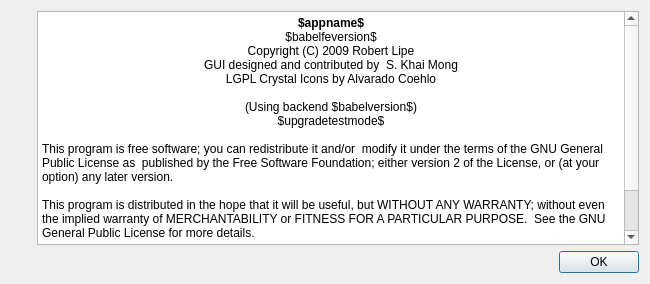
Qt form gpsbabel/gui/aboutui.ui (GPSBabel/gpsbabel) before a commit.
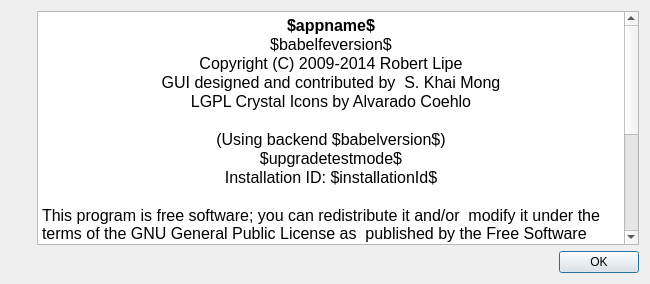
The same form after that commit. Icons and pictures are not drawn.

```diff
--- a/gpsbabel/gui/aboutui.ui
+++ b/gpsbabel/gui/aboutui.ui
@@ -75,21 +75,22 @@
 &lt;html&gt;&lt;head&gt;&lt;meta name=&quot;qrichtext&quot; content=&quot;1&quot; /&gt;&lt;style type=&quot;text/css&quot;&gt;
 p, li { white-space: pre-wrap; }
 &lt;/style&gt;&lt;/head&gt;&lt;body style=&quot; font-family:'Lucida Grande'; font-size:13pt; font-weight:400; font-style:normal;&quot;&gt;
-&lt;p align=&quot;center&quot; style=&quot; margin-top:0px; margin-bottom:0px; margin-left:0px; margin-right:0px; -qt-block-indent:0; text-indent:0px;&quot;&gt;&lt;span style=&quot; font-family:'DejaVu Sans'; font-size:9pt; font-weight:600;&quot;&gt;$appname$&lt;/span&gt;&lt;/p&gt;
-&lt;p align=&quot;center&quot; style=&quot; margin-top:0px; margin-bottom:0px; margin-left:0px; margin-right:0px; -qt-block-indent:0; text-indent:0px;&quot;&gt;&lt;span style=&quot; font-family:'DejaVu Sans'; font-size:9pt;&quot;&gt;$babelfeversion$&lt;/span&gt;&lt;/p&gt;
-&lt;p align=&quot;center&quot; style=&quot; margin-top:0px; margin-bottom:0px; margin-left:0px; margin-right:0px; -qt-block-indent:0; text-indent:0px;&quot;&gt;&lt;span style=&quot; font-family:'DejaVu Sans'; font-size:9pt;&quot;&gt;Copyright (C) 2009 Robert Lipe&lt;/span&gt;&lt;/p&gt;
-&lt;p align=&quot;center&quot; style=&quot; margin-top:0px; margin-bottom:0px; margin-left:0px; margin-right:0px; -qt-block-indent:0; text-indent:0px;&quot;&gt;&lt;span style=&quot; font-family:'DejaVu Sans'; font-size:9pt;&quot;&gt;GUI designed and contributed by  S. Khai Mong&lt;/span&gt;&lt;/p&gt;
-&lt;p align=&quot;center&quot; style=&quot; margin-top:0px; margin-bottom:0px; margin-left:0px; margin-right:0px; -qt-block-indent:0; text-indent:0px;&quot;&gt;&lt;span style=&quot; font-family:'DejaVu Sans'; font-size:9pt;&quot;&gt;LGPL Crystal Icons by Alvarado Coehlo&lt;/span&gt;&lt;/p&gt;
-&lt;p align=&quot;center&quot; style=&quot;-qt-paragraph-type:empty; margin-top:0px; margin-bottom:0px; margin-left:0px; margin-right:0px; -qt-block-indent:0; text-indent:0px; font-family:'DejaVu Sans'; font-size:9pt;&quot;&gt;&lt;/p&gt;
-&lt;p align=&quot;center&quot; style=&quot; margin-top:0px; margin-bottom:0px; margin-left:0px; margin-right:0px; -qt-block-indent:0; text-indent:0px;&quot;&gt;&lt;span style=&quot; font-family:'DejaVu Sans'; font-size:9pt;&quot;&gt;(Using backend $babelversion$)&lt;/span&gt;&lt;/p&gt;
-&lt;p align=&quot;center&quot; style=&quot; margin-top:0px; margin-bottom:0px; margin-left:0px; margin-right:0px; -qt-block-indent:0; text-indent:0px;&quot;&gt;&lt;span style=&quot; font-family:'DejaVu Sans'; font-size:9pt;&quot;&gt;$upgradetestmode$&lt;/span&gt;&lt;/p&gt;
-&lt;p align=&quot;center&quot; style=&quot;-qt-paragraph-type:empty; margin-top:0px; margin-bottom:0px; margin-left:0px; margin-right:0px; -qt-block-indent:0; text-indent:0px; font-family:'DejaVu Sans'; font-size:9pt;&quot;&gt;&lt;/p&gt;
-&lt;p style=&quot; margin-top:0px; margin-bottom:0px; margin-left:0px; margin-right:0px; -qt-block-indent:0; text-indent:0px;&quot;&gt;&lt;span style=&quot; font-family:'DejaVu Sans'; font-size:9pt;&quot;&gt;This program is free software; you can redistribute it and/or  modify it under the terms of the GNU General Public License as  published by the Free Software Foundation; either version 2 of the License, or (at your option) any later version.&lt;/span&gt;&lt;/p&gt;
-&lt;p style=&quot;-qt-paragraph-type:empty; margin-top:0px; margin-bottom:0px; margin-left:0px; margin-right:0px; -qt-block-indent:0; text-indent:0px; font-family:'DejaVu Sans'; font-size:9pt;&quot;&gt;&lt;/p&gt;
-&lt;p style=&quot; margin-top:0px; margin-bottom:0px; margin-left:0px; margin-right:0px; -qt-block-indent:0; text-indent:0px;&quot;&gt;&lt;span style=&quot; font-family:'DejaVu Sans'; font-size:9pt;&quot;&gt;This program is distributed in the hope that it will be useful, but WITHOUT ANY WARRANTY; without even the implied warranty of MERCHANTABILITY or FITNESS FOR A PARTICULAR PURPOSE.  See the GNU General Public License for more details.&lt;/span&gt;&lt;/p&gt;
-&lt;p style=&quot;-qt-paragraph-type:empty; margin-top:0px; margin-bottom:0px; margin-left:0px; margin-right:0px; -qt-block-indent:0; text-indent:0px; font-family:'DejaVu Sans'; font-size:9pt;&quot;&gt;&lt;/p&gt;
-&lt;p style=&quot; margin-top:0px; margin-bottom:0px; margin-left:0px; margin-right:0px; -qt-block-indent:0; text-indent:0px;&quot;&gt;&lt;span style=&quot; font-family:'DejaVu Sans'; font-size:9pt;&quot;&gt;You should have received a copy of the GNU General Public License along with this program; if not, write to the Free Software Foundation, Inc., 59 Temple Place - Suite 330, Boston, MA 02111 USA&lt;/span&gt;&lt;/p&gt;
-&lt;p style=&quot;-qt-paragraph-type:empty; margin-top:0px; margin-bottom:0px; margin-left:0px; margin-right:0px; -qt-block-indent:0; text-indent:0px; font-family:'DejaVu Sans'; font-size:9pt;&quot;&gt;&lt;/p&gt;&lt;/body&gt;&lt;/html&gt;</string>
+&lt;p align=&quot;center&quot; style=&quot; margin-top:0px; margin-bottom:0px; margin-left:0px; margin-right:0px; -qt-block-indent:0; text-indent:0px;&quot;&gt;&lt;span style=&quot; font-family:'DejaVu Sans'; font-size:12pt; font-weight:600;&quot;&gt;$appname$&lt;/span&gt;&lt;/p&gt;
+&lt;p align=&quot;center&quot; style=&quot; margin-top:0px; margin-bottom:0px; margin-left:0px; margin-right:0px; -qt-block-indent:0; text-indent:0px;&quot;&gt;&lt;span style=&quot; font-family:'DejaVu Sans'; font-size:12pt;&quot;&gt;$babelfeversion$&lt;/span&gt;&lt;/p&gt;
+&lt;p align=&quot;center&quot; style=&quot; margin-top:0px; margin-bottom:0px; margin-left:0px; margin-right:0px; -qt-block-indent:0; text-indent:0px;&quot;&gt;&lt;span style=&quot; font-family:'DejaVu Sans'; font-size:12pt;&quot;&gt;Copyright (C) 2009-2014 Robert Lipe&lt;/span&gt;&lt;/p&gt;
+&lt;p align=&quot;center&quot; style=&quot; margin-top:0px; margin-bottom:0px; margin-left:0px; margin-right:0px; -qt-block-indent:0; text-indent:0px;&quot;&gt;&lt;span style=&quot; font-family:'DejaVu Sans'; font-size:12pt;&quot;&gt;GUI designed and contributed by  S. Khai Mong&lt;/span&gt;&lt;/p&gt;
+&lt;p align=&quot;center&quot; style=&quot; margin-top:0px; margin-bottom:0px; margin-left:0px; margin-right:0px; -qt-block-indent:0; text-indent:0px;&quot;&gt;&lt;span style=&quot; font-family:'DejaVu Sans'; font-size:12pt;&quot;&gt;LGPL Crystal Icons by Alvarado Coehlo&lt;/span&gt;&lt;/p&gt;
+&lt;p align=&quot;center&quot; style=&quot;-qt-paragraph-type:empty; margin-top:0px; margin-bottom:0px; margin-left:0px; margin-right:0px; -qt-block-indent:0; text-indent:0px; font-family:'DejaVu Sans'; font-size:12pt;&quot;&gt;&lt;br /&gt;&lt;/p&gt;
+&lt;p align=&quot;center&quot; style=&quot; margin-top:0px; margin-bottom:0px; margin-left:0px; margin-right:0px; -qt-block-indent:0; text-indent:0px;&quot;&gt;&lt;span style=&quot; font-family:'DejaVu Sans'; font-size:12pt;&quot;&gt;(Using backend $babelversion$)&lt;/span&gt;&lt;/p&gt;
+&lt;p align=&quot;center&quot; style=&quot; margin-top:0px; margin-bottom:0px; margin-left:0px; margin-right:0px; -qt-block-indent:0; text-indent:0px;&quot;&gt;&lt;span style=&quot; font-family:'DejaVu Sans'; font-size:12pt;&quot;&gt;$upgradetestmode$&lt;/span&gt;&lt;/p&gt;
+&lt;p align=&quot;center&quot; style=&quot; margin-top:0px; margin-bottom:0px; margin-left:0px; margin-right:0px; -qt-block-indent:0; text-indent:0px;&quot;&gt;&lt;span style=&quot; font-family:'DejaVu Sans'; font-size:12pt;&quot;&gt;Installation ID: $installationId$&lt;/span&gt;&lt;/p&gt;
+&lt;p align=&quot;center&quot; style=&quot;-qt-paragraph-type:empty; margin-top:0px; margin-bottom:0px; margin-left:0px; margin-right:0px; -qt-block-indent:0; text-indent:0px; font-family:'DejaVu Sans'; font-size:12pt;&quot;&gt;&lt;br /&gt;&lt;/p&gt;
+&lt;p style=&quot; margin-top:0px; margin-bottom:0px; margin-left:0px; margin-right:0px; -qt-block-indent:0; text-indent:0px;&quot;&gt;&lt;span style=&quot; font-family:'DejaVu Sans'; font-size:12pt;&quot;&gt;This program is free software; you can redistribute it and/or  modify it under the terms of the GNU General Public License as  published by the Free Software Foundation; either version 2 of the License, or (at your option) any later version.&lt;/span&gt;&lt;/p&gt;
+&lt;p style=&quot;-qt-paragraph-type:empty; margin-top:0px; margin-bottom:0px; margin-left:0px; margin-right:0px; -qt-block-indent:0; text-indent:0px; font-family:'DejaVu Sans'; font-size:12pt;&quot;&gt;&lt;br /&gt;&lt;/p&gt;
+&lt;p style=&quot; margin-top:0px; margin-bottom:0px; margin-left:0px; margin-right:0px; -qt-block-indent:0; text-indent:0px;&quot;&gt;&lt;span style=&quot; font-family:'DejaVu Sans'; font-size:12pt;&quot;&gt;This program is distributed in the hope that it will be useful, but WITHOUT ANY WARRANTY; without even the implied warranty of MERCHANTABILITY or FITNESS FOR A PARTICULAR PURPOSE.  See the GNU General Public License for more details.&lt;/span&gt;&lt;/p&gt;
+&lt;p style=&quot;-qt-paragraph-type:empty; margin-top:0px; margin-bottom:0px; margin-left:0px; margin-right:0px; -qt-block-indent:0; text-indent:0px; font-family:'DejaVu Sans'; font-size:12pt;&quot;&gt;&lt;br /&gt;&lt;/p&gt;
+&lt;p style=&quot; margin-top:0px; margin-bottom:0px; margin-left:0px; margin-right:0px; -qt-block-indent:0; text-indent:0px;&quot;&gt;&lt;span style=&quot; font-family:'DejaVu Sans'; font-size:12pt;&quot;&gt;You should have received a copy of the GNU General Public License along with this program; if not, write to the Free Software Foundation, Inc., 59 Temple Place - Suite 330, Boston, MA 02111 USA&lt;/span&gt;&lt;/p&gt;
+&lt;p style=&quot;-qt-paragraph-type:empty; margin-top:0px; margin-bottom:0px; margin-left:0px; margin-right:0px; -qt-block-indent:0; text-indent:0px; font-family:'DejaVu Sans'; font-size:12pt;&quot;&gt;&lt;br /&gt;&lt;/p&gt;&lt;/body&gt;&lt;/html&gt;</string>
        </property>
       </widget>
      </item>
```
